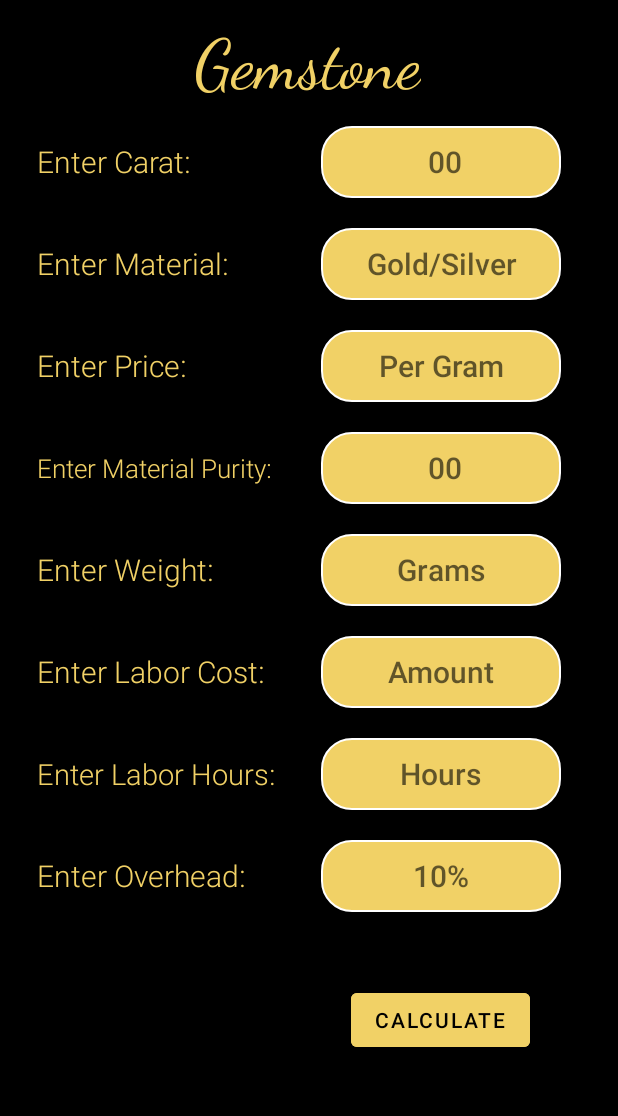
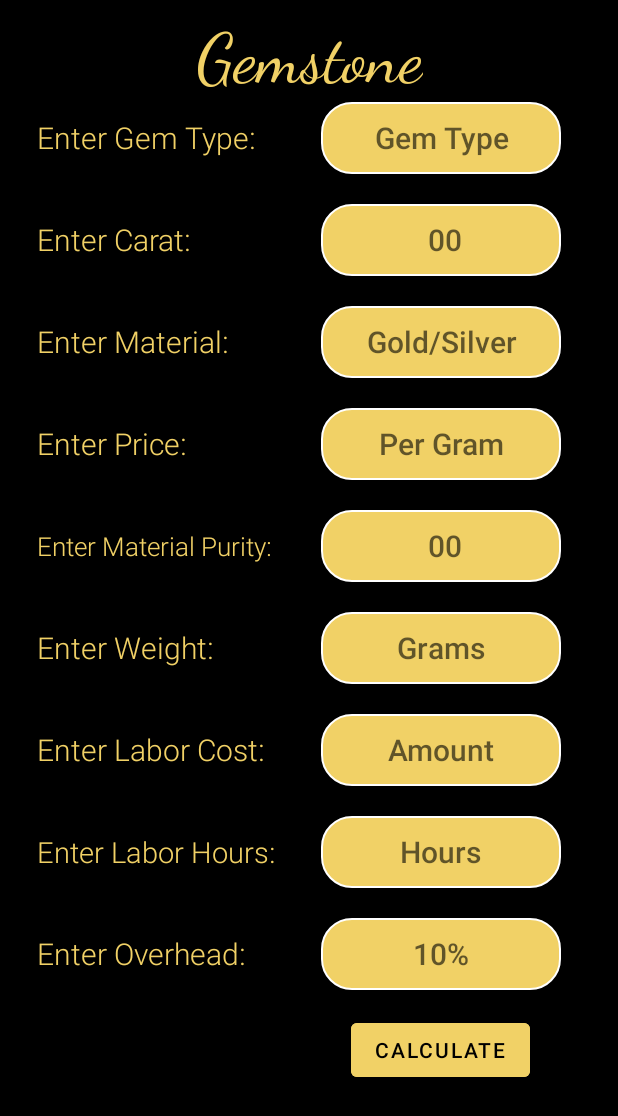
Before and after one commit to gurt9466/JewelryPricingApp, an Android app: the GemCal screen opened directly, with no data from a screen before it, on a phone screen of 412 x 824 dp. Shown: the top 1116 px of the screen. Run offline under Robolectric (Android 15) with nearby library versions, the phone set to English and light mode, and no system bars.

Commit message:
Update activity_gem_cal.xml

```diff
--- a/app/src/main/res/layout/activity_gem_cal.xml
+++ b/app/src/main/res/layout/activity_gem_cal.xml
@@ -12,6 +12,7 @@
         android:layout_width="160dp"
         android:layout_height="48dp"
         android:layout_marginTop="20dp"
+        android:autofillHints=""
         android:background="@drawable/rounded_edittext_background"
         android:ems="10"
         android:fontFamily="sans-serif-medium"
@@ -23,14 +24,14 @@
         app:layout_constraintEnd_toEndOf="parent"
         app:layout_constraintHorizontal_bias="0.848"
         app:layout_constraintStart_toStartOf="parent"
-        app:layout_constraintTop_toBottomOf="@+id/caratg"
-        android:autofillHints="" />
+        app:layout_constraintTop_toBottomOf="@+id/caratg" />
 
     <EditText
         android:id="@+id/Enterpriceg"
         android:layout_width="160dp"
         android:layout_height="48dp"
         android:layout_marginTop="20dp"
+        android:autofillHints=""
         android:background="@drawable/rounded_edittext_background"
         android:ems="10"
         android:fontFamily="sans-serif-medium"
@@ -42,14 +43,14 @@
         app:layout_constraintEnd_toEndOf="parent"
         app:layout_constraintHorizontal_bias="0.848"
         app:layout_constraintStart_toStartOf="parent"
-        app:layout_constraintTop_toBottomOf="@+id/Entermaterialg"
-        android:autofillHints="" />
+        app:layout_constraintTop_toBottomOf="@+id/Entermaterialg" />
 
     <EditText
         android:id="@+id/Enterweightg"
         android:layout_width="160dp"
         android:layout_height="48dp"
         android:layout_marginTop="20dp"
+        android:autofillHints=""
         android:background="@drawable/rounded_edittext_background"
         android:ems="10"
         android:fontFamily="sans-serif-medium"
@@ -61,14 +62,14 @@
         app:layout_constraintEnd_toEndOf="parent"
         app:layout_constraintHorizontal_bias="0.848"
         app:layout_constraintStart_toStartOf="parent"
-        app:layout_constraintTop_toBottomOf="@+id/purityg"
-        android:autofillHints="" />
+        app:layout_constraintTop_toBottomOf="@+id/purityg" />
 
     <EditText
         android:id="@+id/Enterhoursg"
         android:layout_width="160dp"
         android:layout_height="48dp"
         android:layout_marginTop="20dp"
+        android:autofillHints=""
         android:background="@drawable/rounded_edittext_background"
         android:ems="10"
         android:fontFamily="sans-serif-medium"
@@ -80,14 +81,14 @@
         app:layout_constraintEnd_toEndOf="parent"
         app:layout_constraintHorizontal_bias="0.848"
         app:layout_constraintStart_toStartOf="parent"
-        app:layout_constraintTop_toBottomOf="@+id/Enterweightg"
-        android:autofillHints="" />
+        app:layout_constraintTop_toBottomOf="@+id/Enterweightg" />
 
     <EditText
         android:id="@+id/Enteroverheadg"
         android:layout_width="160dp"
         android:layout_height="48dp"
         android:layout_marginTop="20dp"
+        android:autofillHints=""
         android:background="@drawable/rounded_edittext_background"
         android:ems="10"
         android:fontFamily="sans-serif-medium"
@@ -99,14 +100,13 @@
         app:layout_constraintEnd_toEndOf="parent"
         app:layout_constraintHorizontal_bias="0.848"
         app:layout_constraintStart_toStartOf="parent"
-        app:layout_constraintTop_toBottomOf="@+id/laborhoursg"
-        android:autofillHints="" />
+        app:layout_constraintTop_toBottomOf="@+id/laborhoursg" />
 
     <Button
         android:id="@+id/button"
         android:layout_width="wrap_content"
         android:layout_height="wrap_content"
-        android:layout_marginTop="48dp"
+        android:layout_marginTop="16dp"
         android:backgroundTint="#F1D166"
         android:fontFamily="sans-serif-medium"
         android:text="@string/calculate"
@@ -197,17 +197,16 @@
         app:layout_constraintTop_toBottomOf="@+id/textView8" />
 
     <TextView
-        android:id="@+id/Gemstone"
+        android:id="@+id/gemhead"
         android:layout_width="wrap_content"
         android:layout_height="wrap_content"
-        android:layout_marginTop="16dp"
+        android:layout_marginTop="12dp"
         android:background="#000000"
         android:fontFamily="cursive"
         android:text="Gemstone"
         android:textColor="#F1D166"
         android:textSize="45sp"
         app:layout_constraintEnd_toEndOf="parent"
-        app:layout_constraintHorizontal_bias="0.497"
         app:layout_constraintStart_toStartOf="parent"
         app:layout_constraintTop_toTopOf="parent" />
 
@@ -283,7 +282,7 @@
         android:id="@+id/textView"
         android:layout_width="160dp"
         android:layout_height="48dp"
-        android:layout_marginTop="84dp"
+        android:layout_marginTop="20dp"
         android:background="#000000"
         android:fontFamily="sans-serif-light"
         android:gravity="center|left"
@@ -293,13 +292,13 @@
         app:layout_constraintEnd_toEndOf="parent"
         app:layout_constraintHorizontal_bias="0.099"
         app:layout_constraintStart_toStartOf="parent"
-        app:layout_constraintTop_toTopOf="parent" />
+        app:layout_constraintTop_toBottomOf="@+id/textView10" />
 
     <EditText
         android:id="@+id/caratg"
         android:layout_width="160dp"
         android:layout_height="48dp"
-        android:layout_marginTop="84dp"
+        android:layout_marginTop="20dp"
         android:background="@drawable/rounded_edittext_background"
         android:ems="10"
         android:fontFamily="sans-serif-medium"
@@ -311,6 +310,40 @@
         app:layout_constraintEnd_toEndOf="parent"
         app:layout_constraintHorizontal_bias="0.848"
         app:layout_constraintStart_toStartOf="parent"
+        app:layout_constraintTop_toBottomOf="@+id/gemtypeg" />
+
+    <TextView
+        android:id="@+id/textView10"
+        android:layout_width="160dp"
+        android:layout_height="48dp"
+        android:layout_marginTop="68dp"
+        android:background="#000000"
+        android:fontFamily="sans-serif-light"
+        android:gravity="center|left"
+        android:text="Enter Gem Type:"
+        android:textColor="#F1D166"
+        android:textSize="20sp"
+        app:layout_constraintEnd_toEndOf="parent"
+        app:layout_constraintHorizontal_bias="0.099"
+        app:layout_constraintStart_toStartOf="parent"
+        app:layout_constraintTop_toTopOf="parent" />
+
+    <EditText
+        android:id="@+id/gemtypeg"
+        android:layout_width="160dp"
+        android:layout_height="48dp"
+        android:layout_marginTop="68dp"
+        android:background="@drawable/rounded_edittext_background"
+        android:ems="10"
+        android:fontFamily="sans-serif-medium"
+        android:gravity="center"
+        android:hint="Gem Type"
+        android:inputType="textPersonName"
+        android:minHeight="48dp"
+        android:textSize="20sp"
+        app:layout_constraintEnd_toEndOf="parent"
+        app:layout_constraintHorizontal_bias="0.848"
+        app:layout_constraintStart_toStartOf="parent"
         app:layout_constraintTop_toTopOf="parent" />
 
 </androidx.constraintlayout.widget.ConstraintLayout>
```
